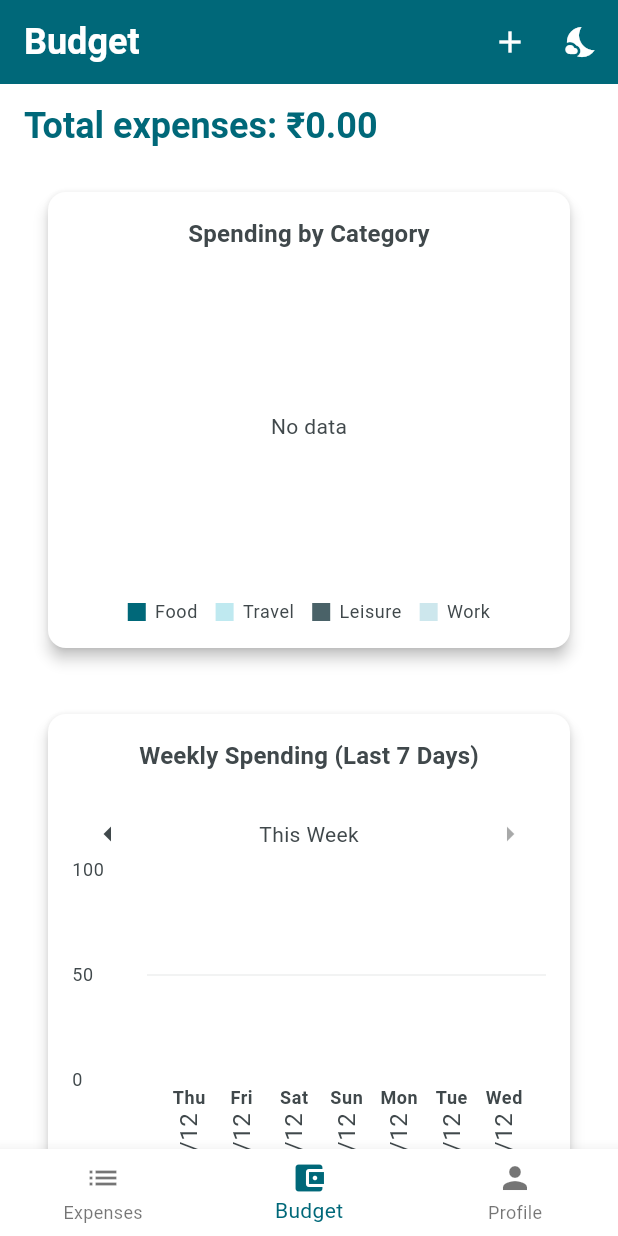
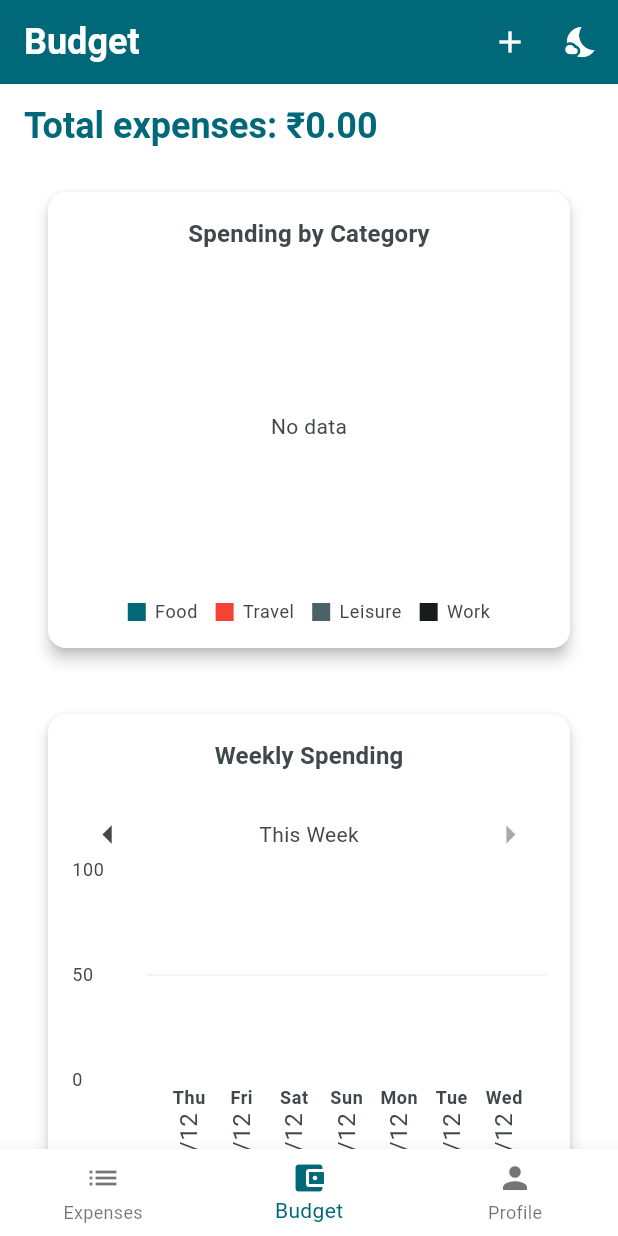
Before and after one commit to Rejin-jose-xor/flutter_poc_nav, a Flutter app: the BudgetPage screen opened by its route, on a phone screen of 412 x 824 dp. Run offline on Flutter 3.47's test engine with Material 3 defaults, Android fonts, the light colour scheme and no system bars; drawn by our look-alikes of fl_chart; our stand-ins replace flutter_riverpod, go_router, hive_flutter, image_picker, shared_preferences; accounts and stored records are empty.

Commit message:
Add minor changes to chart

```diff
--- a/lib/charts/expense_bar_chart.dart
+++ b/lib/charts/expense_bar_chart.dart
@@ -86,7 +86,7 @@ double _maxDaySpending(List<Map<String, Object>> grouped) {
         child: Column(
           children: [
             Text(
-              'Weekly Spending (Last 7 Days)',
+              'Weekly Spending',
               style: textTheme.titleMedium?.copyWith(fontWeight: FontWeight.bold),
             ),
             const SizedBox(height: 16),
@@ -94,7 +94,9 @@ double _maxDaySpending(List<Map<String, Object>> grouped) {
               mainAxisAlignment: MainAxisAlignment.spaceBetween,
               children: [
                 IconButton(
-                  icon: const Icon(Icons.arrow_left),
+                  icon: const Icon(
+                    Icons.arrow_left,
+                    size: 30,),
                   onPressed: nav.canGoPrevious ? nav.goPrevious : null,
                 ),
                 Text(
@@ -104,7 +106,10 @@ double _maxDaySpending(List<Map<String, Object>> grouped) {
                   style: Theme.of(context).textTheme.bodyMedium,
                 ),
                 IconButton(
-                  icon: const Icon(Icons.arrow_right),
+                  icon: const Icon(
+                    Icons.arrow_right,
+                    size: 30,
+                  ),
                   onPressed: nav.canGoNext ? nav.goNext : null,
                 ),
               ],
--- a/lib/charts/expenses_pie_chart.dart
+++ b/lib/charts/expenses_pie_chart.dart
@@ -62,8 +62,8 @@ class ExpensesPieChart extends ConsumerWidget {
     final Map<Category, Color> categoryColors = {
       Category.food: cs.primary,              // main accent
       Category.leisure: cs.secondary,         // secondary accent
-      Category.travel: cs.primaryContainer,   // a container/variant color
-      Category.work: cs.secondaryContainer,   // another container/variant
+      Category.travel: cs.error,   // a container/variant color
+      Category.work: cs.onSurface,   // another container/variant
     };
 
     // label color — pick high-contrast text for slice titles
--- a/lib/pages/budget.dart
+++ b/lib/pages/budget.dart
@@ -44,9 +44,9 @@ class BudgetPage extends ConsumerWidget {
 
                     const SizedBox(height: 12),
 
-                    const RepaintBoundary(child: ExpensesPieChart()),
+                    const ExpensesPieChart(),
                     const SizedBox(height: 12),
-                    const RepaintBoundary(child: ExpenseBarChart()),
+                    const ExpenseBarChart(),
                   ],
                 ),
               ),
```
